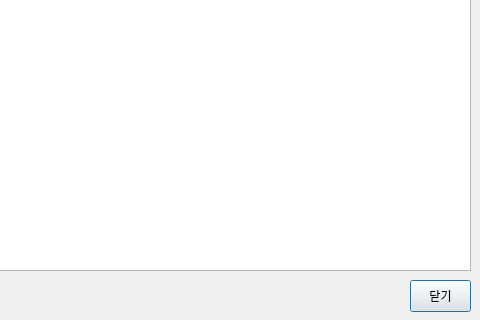
chwnam/lifemotif-desktop, file qt/mime_structure_dialog.ui: the form before one commit; both pictures show x 320 to 800 and y 280 to 600 of the 800 by 600 pixel window.
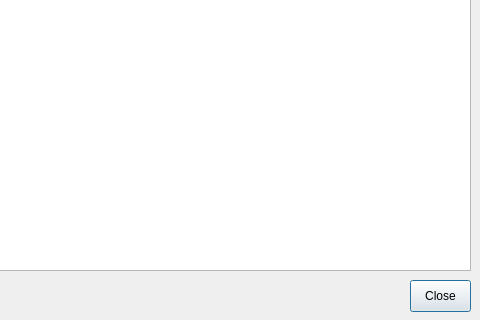
The form after the commit.

Diff of the .ui file:
```diff
--- a/qt/mime_structure_dialog.ui
+++ b/qt/mime_structure_dialog.ui
@@ -35,7 +35,7 @@
     </rect>
    </property>
    <property name="text">
-    <string>닫기</string>
+    <string>Close</string>
    </property>
   </widget>
   <widget class="QTreeWidget" name="mimeStructureTree">
```
Left out of the diff: 3 changed lines with no effect on the pictures.
